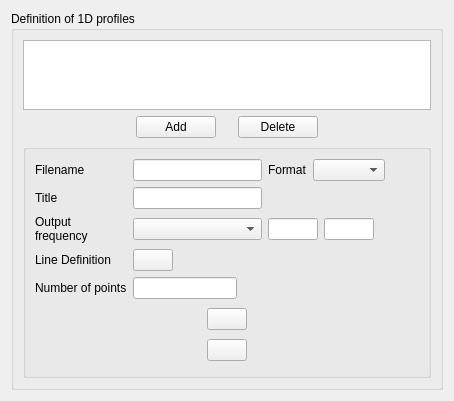
Old version of the form gui/Pages/ProfilesForm.ui in the repository code-saturne/code_saturne.
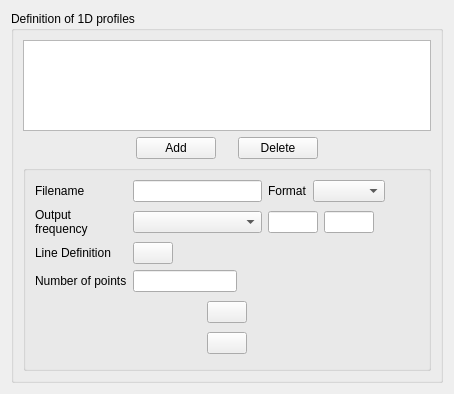
New version of the form. Icons and pictures are not drawn.

Commit message: Remove titles from 1D profiles.

The edit to the form file:
```diff
--- a/gui/Pages/ProfilesForm.ui
+++ b/gui/Pages/ProfilesForm.ui
@@ -157,16 +157,6 @@
               </layout>
              </item>
              <item row="1" column="0">
-              <widget class="QLabel" name="labelTitle">
-               <property name="text">
-                <string>Title</string>
-               </property>
-              </widget>
-             </item>
-             <item row="1" column="1">
-              <widget class="QLineEdit" name="lineEditTitle"/>
-             </item>
-             <item row="2" column="0">
               <widget class="QLabel" name="labelFreq">
                <property name="text">
                 <string>Output
@@ -174,10 +164,10 @@
                </property>
               </widget>
              </item>
-             <item row="2" column="1">
+             <item row="1" column="1">
               <widget class="QComboBox" name="comboBoxFreq"/>
              </item>
-             <item row="2" column="2">
+             <item row="1" column="2">
               <layout class="QHBoxLayout" name="horizontalLayoutFormat">
                <item>
                 <widget class="QLineEdit" name="lineEditFreq">
@@ -214,14 +204,14 @@
                </item>
               </layout>
              </item>
-             <item row="3" column="0">
+             <item row="2" column="0">
               <widget class="QLabel" name="label_3">
                <property name="text">
                 <string>Line Definition</string>
                </property>
               </widget>
              </item>
-             <item row="3" column="1">
+             <item row="2" column="1">
               <layout class="QHBoxLayout" name="horizontalLayout">
                <item>
                 <widget class="QPushButton" name="pushButtonFormula">
@@ -255,7 +245,7 @@
                </item>
               </layout>
              </item>
-             <item row="3" column="2">
+             <item row="2" column="2">
               <spacer name="spacer">
                <property name="orientation">
                 <enum>Qt::Horizontal</enum>
@@ -268,14 +258,14 @@
                </property>
               </spacer>
              </item>
-             <item row="4" column="0">
+             <item row="3" column="0">
               <widget class="QLabel" name="label_2">
                <property name="text">
                 <string>Number of points</string>
                </property>
               </widget>
              </item>
-             <item row="4" column="1">
+             <item row="3" column="1">
               <layout class="QHBoxLayout" name="horizontalLayout_2">
                <item>
                 <widget class="QLineEdit" name="lineEditNbPoint"/>
@@ -295,7 +285,7 @@
                </item>
               </layout>
              </item>
-             <item row="4" column="2">
+             <item row="3" column="2">
               <spacer name="spacer_2">
                <property name="orientation">
                 <enum>Qt::Horizontal</enum>
```
The commit also changes 4 other files.
